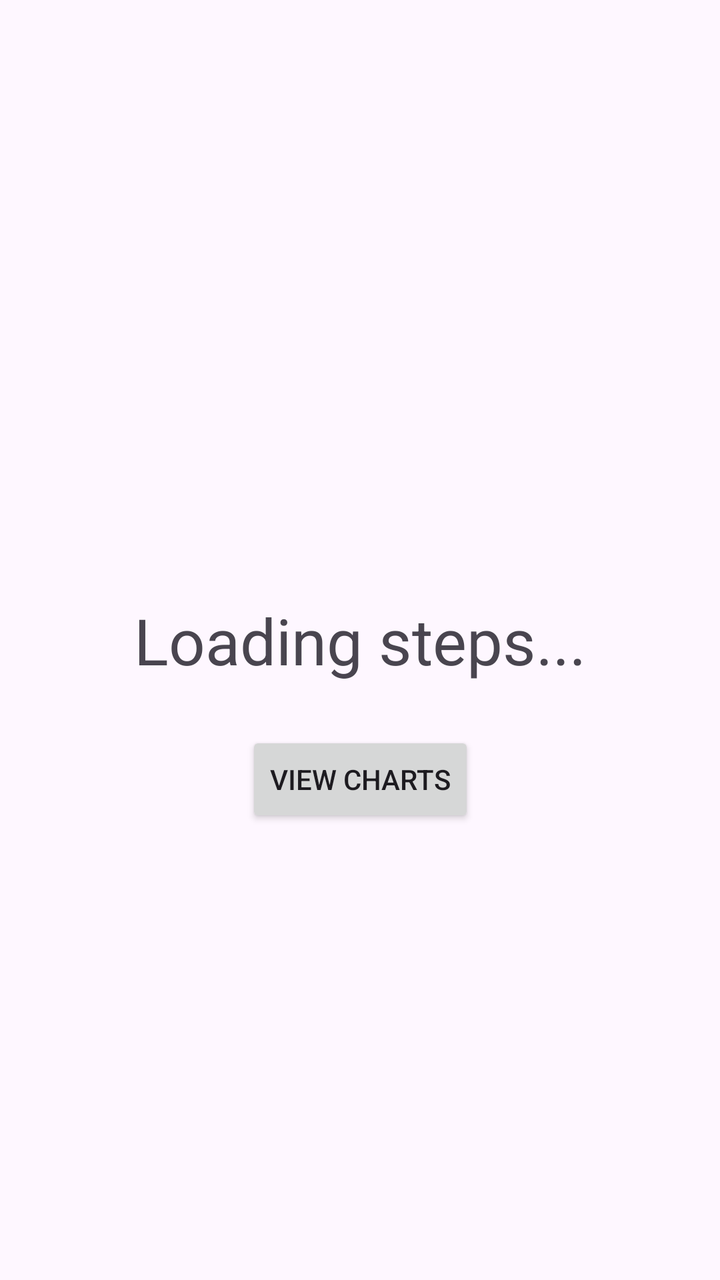
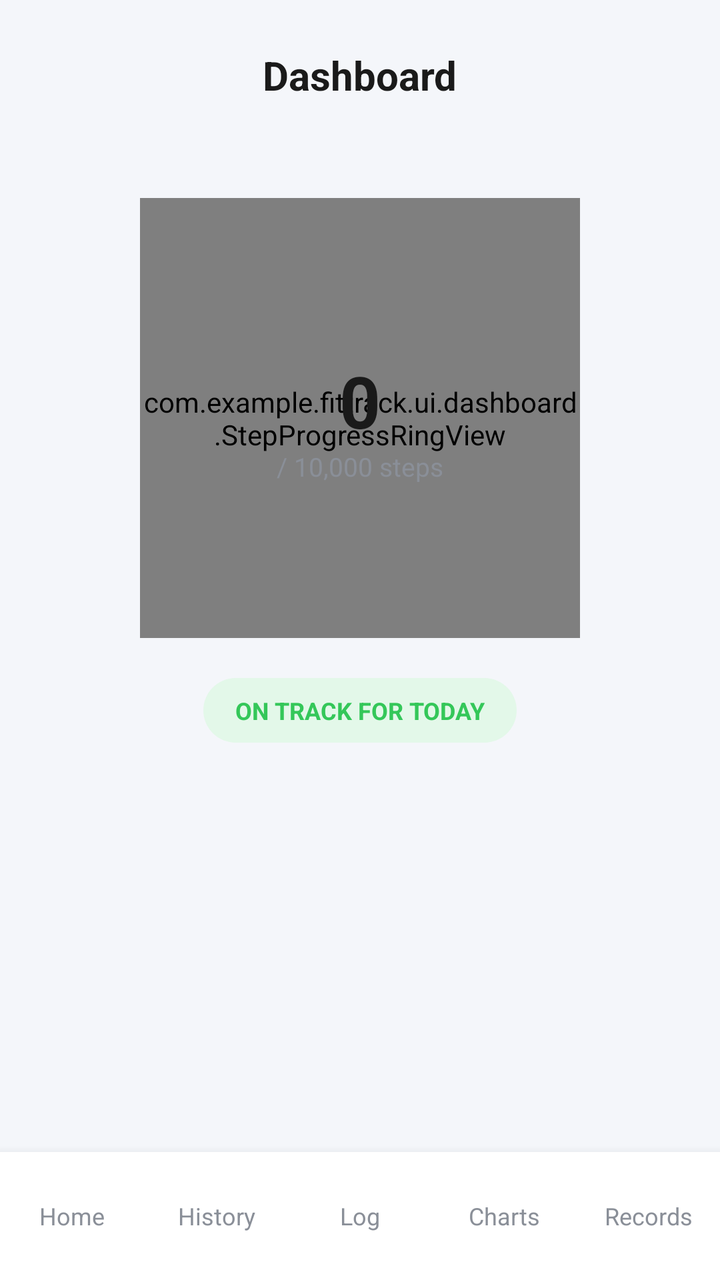

The first picture is an Android layout as it rendered before a commit; the second is the same layout after the commit. The layout source and the unified diff follow.
<!-- AndroidManifest.xml: application theme Theme.FitTrack -->
<!-- res/layout/activity_main.xml -->
<?xml version="1.0" encoding="utf-8"?>
<androidx.constraintlayout.widget.ConstraintLayout xmlns:android="http://schemas.android.com/apk/res/android"
    xmlns:app="http://schemas.android.com/apk/res-auto"
    xmlns:tools="http://schemas.android.com/tools"
    android:id="@+id/main"
    android:layout_width="match_parent"
    android:layout_height="match_parent"
    tools:context=".MainActivity">


    <TextView
        android:id="@+id/stepCountText"
        android:layout_width="wrap_content"
        android:layout_height="wrap_content"
        android:text="Loading steps..."
        android:textSize="32sp"
        app:layout_constraintTop_toTopOf="parent"
        app:layout_constraintStart_toStartOf="parent"
        app:layout_constraintEnd_toEndOf="parent"
        app:layout_constraintBottom_toBottomOf="parent" />
    <Button
        android:id="@+id/openChartsButton"
        android:layout_width="wrap_content"
        android:layout_height="wrap_content"
        android:text="View Charts"
        app:layout_constraintTop_toBottomOf="@id/stepCountText"
        app:layout_constraintStart_toStartOf="parent"
        app:layout_constraintEnd_toEndOf="parent"
        android:layout_marginTop="24dp" />

</androidx.constraintlayout.widget.ConstraintLayout>
<!-- resources referenced by this layout -->
<resources>
  <style name="Theme.FitTrack" parent="Base.Theme.FitTrack" />
  <style name="Base.Theme.FitTrack" parent="Theme.Material3.DayNight.NoActionBar">
          
          
      </style>
</resources>

<!-- the commit's change to res/layout/activity_main.xml (unified diff, before → after) -->
@@ -1,31 +1,103 @@
 <?xml version="1.0" encoding="utf-8"?>
 <androidx.constraintlayout.widget.ConstraintLayout xmlns:android="http://schemas.android.com/apk/res/android"
     xmlns:app="http://schemas.android.com/apk/res-auto"
-    xmlns:tools="http://schemas.android.com/tools"
     android:id="@+id/main"
     android:layout_width="match_parent"
     android:layout_height="match_parent"
-    tools:context=".MainActivity">
-
+    android:background="@color/bg_screen">
 
     <TextView
-        android:id="@+id/stepCountText"
+        android:id="@+id/dashboardTitle"
         android:layout_width="wrap_content"
         android:layout_height="wrap_content"
-        android:text="Loading steps..."
-        android:textSize="32sp"
+        android:text="Dashboard"
+        android:textSize="20sp"
+        android:textStyle="bold"
+        android:textColor="@color/text_primary"
+        android:layout_marginTop="24dp"
         app:layout_constraintTop_toTopOf="parent"
+        app:layout_constraintStart_toStartOf="parent"
+        app:layout_constraintEnd_toEndOf="parent" />
+
+    <FrameLayout
+        android:id="@+id/ringContainer"
+        android:layout_width="220dp"
+        android:layout_height="220dp"
+        android:layout_marginTop="48dp"
+        app:layout_constraintTop_toBottomOf="@id/dashboardTitle"
+        app:layout_constraintStart_toStartOf="parent"
+        app:layout_constraintEnd_toEndOf="parent">
+
+        <com.example.fittrack.ui.dashboard.StepProgressRingView
+            android:id="@+id/stepRing"
+            android:layout_width="match_parent"
+            android:layout_height="match_parent" />
+
+        <LinearLayout
+            android:layout_width="wrap_content"
+            android:layout_height="wrap_content"
+            android:layout_gravity="center"
+            android:orientation="vertical"
+            android:gravity="center">
+
+            <TextView
+                android:id="@+id/stepCountBig"
+                android:layout_width="wrap_content"
+                android:layout_height="wrap_content"
+                android:text="0"
+                android:textSize="36sp"
+                android:textStyle="bold"
+                android:textColor="@color/text_primary" />
+
+            <TextView
+                android:id="@+id/stepGoalLabel"
+                android:layout_width="wrap_content"
+                android:layout_height="wrap_content"
+                android:text="/ 10,000 steps"
+                android:textSize="13sp"
+                android:textColor="@color/text_secondary" />
+        </LinearLayout>
+    </FrameLayout>
+
+    <TextView
+        android:id="@+id/onTrackPill"
+        android:layout_width="wrap_content"
+        android:layout_height="wrap_content"
+        android:text="ON TRACK FOR TODAY"
+        android:textSize="12sp"
+        android:textStyle="bold"
+        android:textColor="@color/accent_green"
+        android:background="@drawable/bg_pill"
+        android:paddingHorizontal="16dp"
+        android:paddingVertical="8dp"
+        android:layout_marginTop="20dp"
+        app:layout_constraintTop_toBottomOf="@id/ringContainer"
+        app:layout_constraintStart_toStartOf="parent"
+        app:layout_constraintEnd_toEndOf="parent" />
+
+    <include
+        android:id="@+id/bottomNav"
+        layout="@layout/bottom_nav"
+        android:layout_width="match_parent"
+        android:layout_height="64dp"
         app:layout_constraintStart_toStartOf="parent"
         app:layout_constraintEnd_toEndOf="parent"
         app:layout_constraintBottom_toBottomOf="parent" />
-    <Button
-        android:id="@+id/openChartsButton"
-        android:layout_width="wrap_content"
-        android:layout_height="wrap_content"
-        android:text="View Charts"
-        app:layout_constraintTop_toBottomOf="@id/stepCountText"
-        app:layout_constraintStart_toStartOf="parent"
-        app:layout_constraintEnd_toEndOf="parent"
-        android:layout_marginTop="24dp" />
 
 </androidx.constraintlayout.widget.ConstraintLayout>
+<!-- res/layout/bottom_nav.xml (included above) -->
+<?xml version="1.0" encoding="utf-8"?>
+<LinearLayout xmlns:android="http://schemas.android.com/apk/res/android"
+    android:layout_width="match_parent"
+    android:layout_height="64dp"
+    android:orientation="horizontal"
+    android:background="@android:color/white"
+    android:elevation="8dp">
+
+    <TextView android:id="@+id/navHome" android:text="Home" style="@style/NavItem" />
+    <TextView android:id="@+id/navHistory" android:text="History" style="@style/NavItem" />
+    <TextView android:id="@+id/navLog" android:text="Log" style="@style/NavItem" />
+    <TextView android:id="@+id/navCharts" android:text="Charts" style="@style/NavItem" />
+    <TextView android:id="@+id/navRecords" android:text="Records" style="@style/NavItem" />
+
+</LinearLayout>
<!-- resource entries referenced after the edit -->
@@ -1,6 +1,25 @@
 <!-- resources referenced by this layout -->
 <resources>
+  <color name="accent_green">#34C759</color>
+  <color name="bg_screen">#F4F6FA</color>
+  <color name="text_primary">#1A1A1A</color>
+  <color name="text_secondary">#8A8F98</color>
+  <!-- drawable bg_pill (drawable) -->
+  <?xml version="1.0" encoding="utf-8"?>
+  <shape xmlns:android="http://schemas.android.com/apk/res/android" android:shape="rectangle">
+      <solid android:color="@color/pill_bg" />
+      <corners android:radius="20dp" />
+  </shape>
+  <style name="NavItem">
+          <item name="android:layout_width">0dp</item>
+          <item name="android:layout_height">match_parent</item>
+          <item name="android:layout_weight">1</item>
+          <item name="android:gravity">center</item>
+          <item name="android:textSize">12sp</item>
+          <item name="android:textColor">@color/text_secondary</item>
+      </style>
   <style name="Theme.FitTrack" parent="Base.Theme.FitTrack" />
+  <color name="pill_bg">#E3F8E9</color>
   <style name="Base.Theme.FitTrack" parent="Theme.Material3.DayNight.NoActionBar">
           
           
